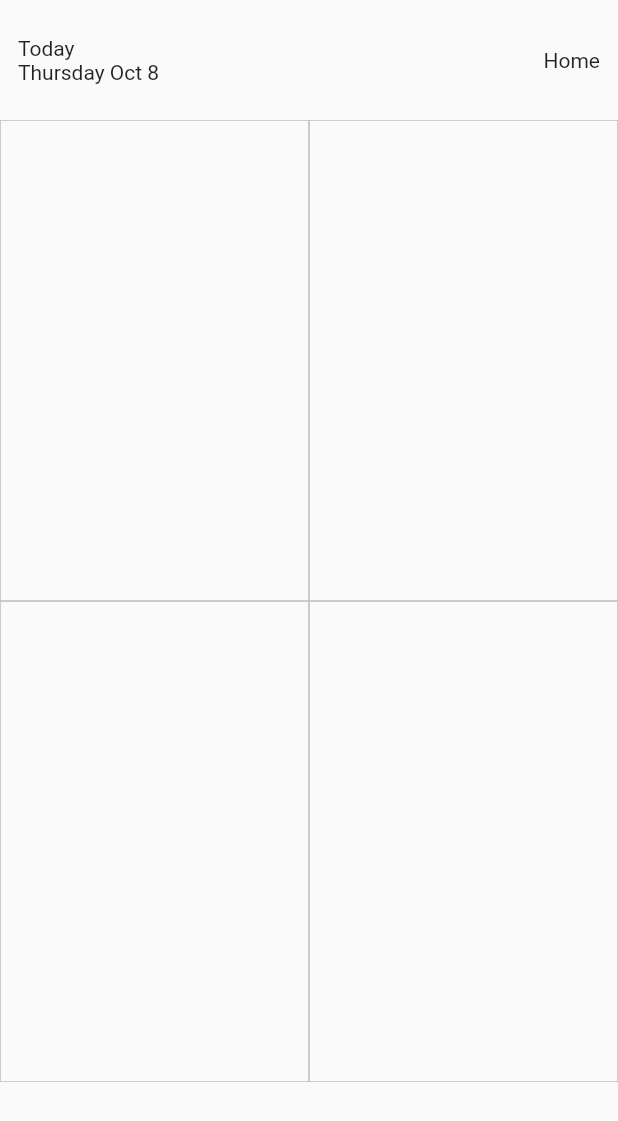
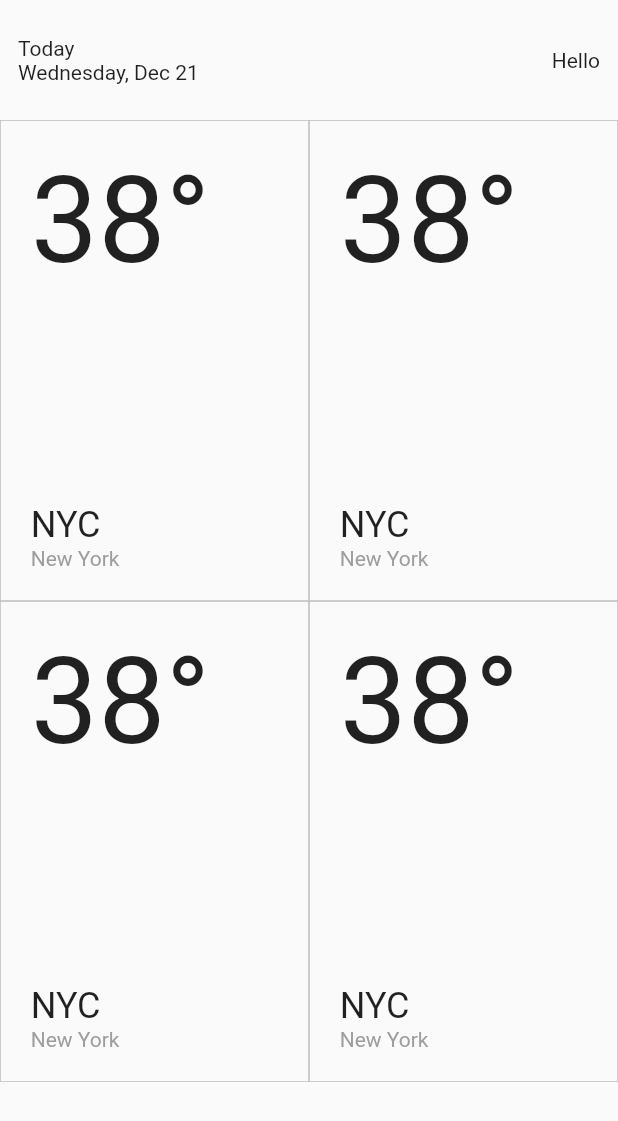
Before and after one commit to MyoThuKha/weather-app, a Flutter app: the screen it shows after launch, on a phone screen of 412 x 824 dp. Shown: the top 1121 px of the screen. Run offline on Flutter 3.47's test engine with Material 2 defaults, Android fonts, the phone set to English and light mode, and no system bars.

Commit message:
added grid texts

```diff
--- a/lib/components/grid_item.dart
+++ b/lib/components/grid_item.dart
@@ -2,6 +2,10 @@ import 'package:flutter/material.dart';
 
 class GridItem extends StatelessWidget {
   const GridItem({super.key});
+
+  final String temperature = "38";
+  final String cityShort = "nyc";
+  final String city = "New York";
 
   @override
   Widget build(BuildContext context) {
@@ -9,7 +13,36 @@ class GridItem extends StatelessWidget {
       decoration: BoxDecoration(
         border: Border.all(width: 0.5, color: Colors.grey[400]!),
       ),
-      height: 200,
+      child: Padding(
+        padding: const EdgeInsets.all(20.0),
+        child: Column(
+          mainAxisAlignment: MainAxisAlignment.spaceBetween,
+          crossAxisAlignment: CrossAxisAlignment.start,
+          children: [
+            Text(
+              "$temperature°",
+              style: const TextStyle(
+                fontSize: 80,
+              ),
+            ),
+            Column(
+              crossAxisAlignment: CrossAxisAlignment.start,
+              children: [
+                Text(
+                  cityShort.toUpperCase(),
+                  style: const TextStyle(
+                    fontSize: 24,
+                  ),
+                ),
+                Text(
+                  city,
+                  style: const TextStyle(color: Colors.grey),
+                ),
+              ],
+            )
+          ],
+        ),
+      ),
     );
   }
 }
--- a/lib/pages/home_page.dart
+++ b/lib/pages/home_page.dart
@@ -1,5 +1,6 @@
 import 'package:flutter/material.dart';
 import 'package:weather_app/components/grid_item.dart';
+import 'package:intl/intl.dart';
 
 class HomePage extends StatelessWidget {
   const HomePage({super.key});
@@ -8,8 +9,10 @@ class HomePage extends StatelessWidget {
   void getWeatherDatas() {}
 
   //temporary data
-  void getDate() {
+  String todayDate() {
     DateTime now = DateTime.now();
+    String dateText = DateFormat("EEEE, MMM d").format(now);
+    return dateText;
   }
 
   @override
@@ -29,14 +32,14 @@ class HomePage extends StatelessWidget {
                       Column(
                         mainAxisAlignment: MainAxisAlignment.center,
                         crossAxisAlignment: CrossAxisAlignment.start,
-                        children: const [
-                          Text("Today"),
-                          Text("Thursday Oct 8"),
+                        children: [
+                          const Text("Today"),
+                          Text(todayDate()),
                         ],
                       ),
                       //time
                       //Home text
-                      const Text("Home"),
+                      const Text("Hello"),
                     ]),
               ),
             ),
```
